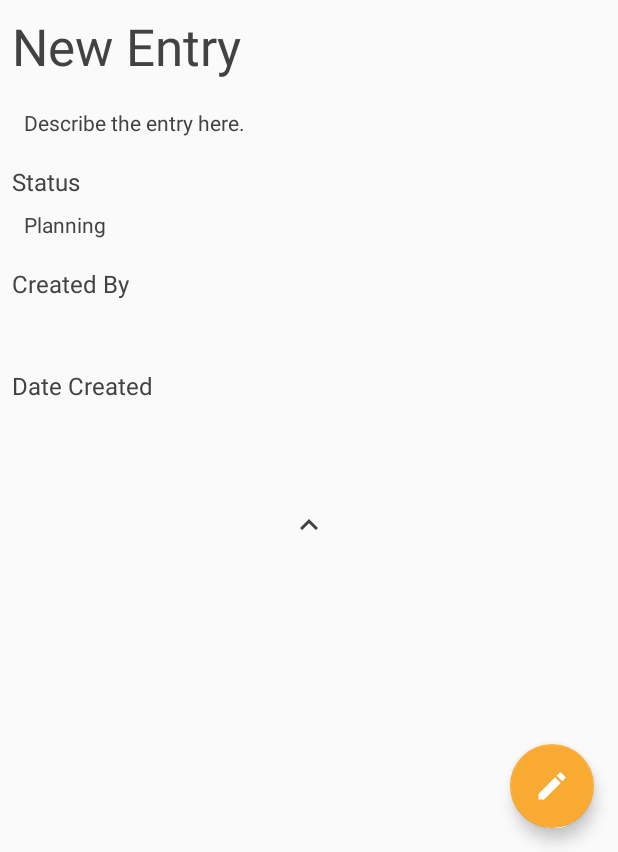
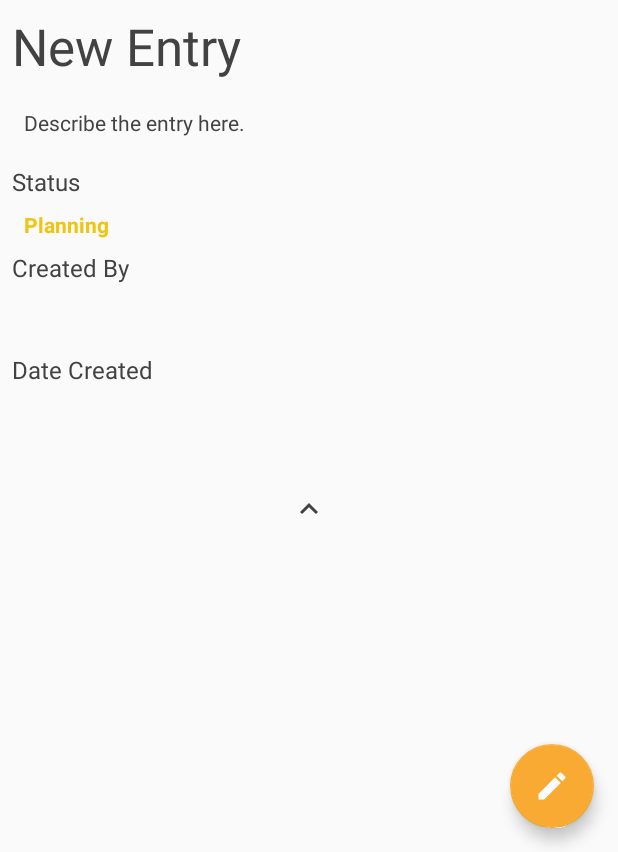
Before and after one commit to uuupah/my_any_list, an Android app: the ContentActivity screen opened directly, with no data from a screen before it, after a tap on an icon or button, on a phone screen of 412 x 824 dp, the part 384-1236 px from its top. Run offline under Robolectric (Android 15) with nearby library versions, the phone set to English and light mode, and no system bars.

Commit message:
implement spinner input for status and update status color depending on contents

```diff
--- a/app/src/main/java/com/example/android/myanylist/ContentActivity.java
+++ b/app/src/main/java/com/example/android/myanylist/ContentActivity.java
@@ -11,15 +11,18 @@ import android.renderscript.ScriptGroup;
 import android.util.Log;
 import android.view.View;
 import android.view.inputmethod.InputMethodManager;
+import android.widget.AdapterView;
+import android.widget.ArrayAdapter;
 import android.widget.EditText;
 import android.widget.ImageButton;
 import android.widget.ImageView;
+import android.widget.Spinner;
 import android.widget.TextView;
 
 import com.example.android.myanylist.models.ContentItem;
 import com.google.android.material.floatingactionbutton.FloatingActionButton;
 
-public class ContentActivity extends AppCompatActivity implements View.OnClickListener {
+public class ContentActivity extends AppCompatActivity implements View.OnClickListener, AdapterView.OnItemSelectedListener {
 
     private static final String TAG = "ContentActivity";
     private static final int EDIT_MODE_ENABLED = 1;
@@ -28,9 +31,10 @@ public class ContentActivity extends AppCompatActivity implements View.OnClickLi
     // ui components
     private ImageView mImageView;
     private ImageButton mBackView, mCheckView;
-    private TextView mTitleHeader, mDescriptionHeader;
-    private EditText mViewTitle, mViewDescription, mViewStatus, mViewCreator, mViewDateCreated;
+    private TextView mTitleHeader, mDescriptionHeader, mViewStatus;
+    private EditText mViewTitle, mViewDescription, mViewCreator, mViewDateCreated;
     private FloatingActionButton mFab;
+    private Spinner mSpinnerStatus;
 
     // vars
     private static ContentItem mInitialContent;
@@ -66,9 +70,11 @@ public class ContentActivity extends AppCompatActivity implements View.OnClickLi
     }
 
     private void initialiseViews(){
+        // toolbar buttons
         mBackView = findViewById(R.id.view_back_button);
         mCheckView = findViewById(R.id.view_check_button);
 
+        // headers that are shown during edit mode
         mTitleHeader = findViewById(R.id.view_title_header);
         mDescriptionHeader = findViewById(R.id.view_description_header);
 
@@ -80,6 +86,16 @@ public class ContentActivity extends AppCompatActivity implements View.OnClickLi
         mFab = findViewById(R.id.content_fab);
 
         mImageView = findViewById(R.id.view_image);
+
+        //set up spinner
+        mSpinnerStatus = findViewById(R.id.view_status_spinner);
+        ArrayAdapter<CharSequence> statusAdapter = ArrayAdapter.createFromResource(this, R.array.status, android.R.layout.simple_spinner_item);
+        statusAdapter.setDropDownViewResource(android.R.layout.simple_spinner_dropdown_item);
+        mSpinnerStatus.setAdapter(statusAdapter);
+        mSpinnerStatus.setOnItemSelectedListener(this);
+
+        // update status color
+        mViewStatus.setTextColor(getResources().getColor(R.color.status_planning_yellow)); // assuming that planning is the default value
     }
 
     private void setListeners(){
@@ -108,6 +124,8 @@ public class ContentActivity extends AppCompatActivity implements View.OnClickLi
         mCheckView.setVisibility(View.VISIBLE);
         mTitleHeader.setVisibility(View.VISIBLE);
         mDescriptionHeader.setVisibility(View.VISIBLE);
+        mSpinnerStatus.setVisibility(View.VISIBLE);
+        mViewStatus.setVisibility(View.GONE);
 
         mMode = EDIT_MODE_ENABLED;
 
@@ -124,18 +142,20 @@ public class ContentActivity extends AppCompatActivity implements View.OnClickLi
         mCheckView.setVisibility(View.GONE);
         mTitleHeader.setVisibility(View.GONE);
         mDescriptionHeader.setVisibility(View.GONE);
+        mSpinnerStatus.setVisibility(View.GONE);
+        mViewStatus.setVisibility(View.VISIBLE);
 
         mMode = EDIT_MODE_DISABLED;
 
         mFab.show();
 
         disableContentInteraction(); // probably unnecessary
+
     }
 
     private void disableContentInteraction(){
         disableEditText(mViewTitle);
         disableEditText(mViewDescription);
-        disableEditText(mViewStatus);
         disableEditText(mViewCreator);
         disableEditText(mViewDateCreated);
     }
@@ -151,7 +171,6 @@ public class ContentActivity extends AppCompatActivity implements View.OnClickLi
     private void enableContentInteraction(){
         enableEditText(mViewTitle);
         enableEditText(mViewDescription);
-        enableEditText(mViewStatus);
         enableEditText(mViewCreator);
         enableEditText(mViewDateCreated);
     }
@@ -176,11 +195,13 @@ public class ContentActivity extends AppCompatActivity implements View.OnClickLi
         mTitle = mInitialContent.getTitle();
         mDescription = mInitialContent.getDescription();
         mStatus = ContentItem.getStringStatus(mInitialContent.getStatus());
+        mStatusInt = mInitialContent.getStatus();
         mCreator = mInitialContent.getCreator();
         mDateCreated = mInitialContent.getDateCreated();
         mImageRes = mInitialContent.getImage();
 
         fillViews();
+
     }
 
     private void initialiseContent() {
@@ -202,6 +223,7 @@ public class ContentActivity extends AppCompatActivity implements View.OnClickLi
         mViewCreator.setText(mCreator);
         mViewDateCreated.setText(mDateCreated);
         mImageView.setImageResource(mImageRes);
+        mViewStatus.setTextColor(getResources().getColor(ContentItem.getStatusColor(mStatusInt)));
     }
 
     private void displayEditTextUnderline() {
@@ -259,4 +281,19 @@ public class ContentActivity extends AppCompatActivity implements View.OnClickLi
             enableEditMode();
         }
     }
+
+    // methods for handling spinner
+    @Override
+    public void onItemSelected(AdapterView<?> parent, View view, int position, long id) {
+        mStatusInt = position;
+        mStatus = ContentItem.getStringStatus(position);
+        mViewStatus.setText(mStatus);
+        mViewStatus.setTextColor(getResources().getColor(ContentItem.getStatusColor(mStatusInt)));
+        Log.d(TAG, "onItemSelected: changed color to " + ContentItem.getStatusColor(mStatusInt));
+    }
+
+    @Override
+    public void onNothingSelected(AdapterView<?> parent) {
+
+    }
 }
--- a/app/src/main/java/com/example/android/myanylist/models/ContentItem.java
+++ b/app/src/main/java/com/example/android/myanylist/models/ContentItem.java
@@ -1,11 +1,15 @@
 package com.example.android.myanylist.models;
 
+import android.graphics.Color;
 import android.os.Parcel;
 import android.os.Parcelable;
+import android.util.Log;
 
 import com.example.android.myanylist.R;
 
 public class ContentItem implements Parcelable {
+    private static final String TAG = "ContentItem";
+
     // vars
     private String title;                   // the title of the piece of media
     private int score;                      // the score out of ten (shown as half stars out of five)
@@ -115,10 +119,28 @@ public class ContentItem implements Parcelable {
             case STATUS_DROPPED:
                 return "Dropped";
             default:
+                Log.e(TAG, "getStringStatus: invalid status");
                 return "Invalid status";
         }
     }
 
+    public static int getStatusColor (int i) {
+        switch (i) {
+            case STATUS_PLANNING:
+                return R.color.status_planning_yellow;
+            case STATUS_IN_PROGRESS:
+                return R.color.status_in_progress_blue;
+            case STATUS_COMPLETED:
+                return R.color.status_completed_green;
+            case STATUS_DROPPED:
+                return R.color.status_dropped_red;
+            default:
+                Log.e(TAG, "getStatusColor: invalid status");
+                return R.color.textGrey;
+        }
+    }
+
+    //parcelable methods
     @Override
     public int describeContents() {
         return 0;
--- a/app/src/main/res/layout/activity_content.xml
+++ b/app/src/main/res/layout/activity_content.xml
@@ -104,7 +104,7 @@
                 android:textColor="@color/textGrey"
                 android:textSize="16sp" />
 
-            <EditText
+            <TextView
                 android:id="@+id/view_status"
                 android:layout_width="match_parent"
                 android:layout_height="wrap_content"
@@ -115,8 +115,20 @@
                 android:paddingTop="8dp"
                 android:paddingRight="16dp"
                 android:textColor="@color/textGrey"
+                android:textStyle="bold"
                 android:textSize="14sp"
-                tools:text="Planned" />
+                tools:text="Planned"
+                android:visibility="visible"/>
+
+            <Spinner
+                android:id="@+id/view_status_spinner"
+                android:layout_width="match_parent"
+                android:layout_height="wrap_content"
+                android:paddingLeft="16dp"
+                android:paddingTop="8dp"
+                android:paddingRight="16dp"
+                android:spinnerMode="dropdown"
+                android:visibility="gone"/>
 
             <TextView
                 android:layout_width="match_parent"
--- a/app/src/main/res/values/colors.xml
+++ b/app/src/main/res/values/colors.xml
@@ -8,4 +8,9 @@
     <color name="listItemBackground">#ffffff</color>
     <color name="transparent">#00000000</color>
     <color name="textGrey">#424242</color>
+
+    <color name="status_planning_yellow">#f1c40f</color>
+    <color name="status_in_progress_blue">#3498db</color>
+    <color name="status_completed_green">#2ecc71</color>
+    <color name="status_dropped_red">#e74c3c</color>
 </resources>
--- a/app/src/main/res/values/strings.xml
+++ b/app/src/main/res/values/strings.xml
@@ -7,4 +7,10 @@
     <string name="title">Title</string>
     <string name="description">Description</string>
 
+    <string-array name="status">
+        <item>Planning</item>
+        <item>In Progress</item>
+        <item>Completed</item>
+        <item>Dropped</item>
+    </string-array>
 </resources>
```
